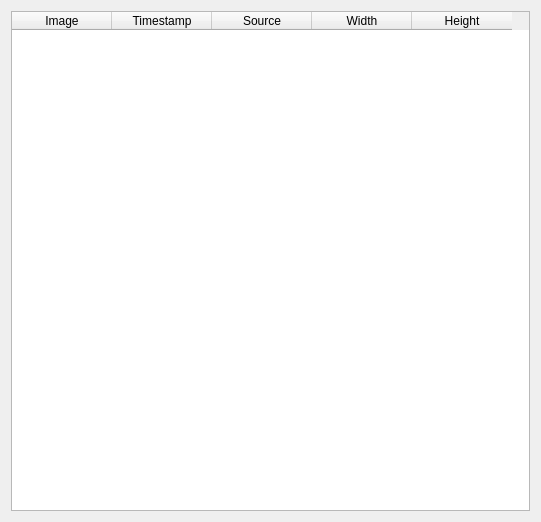
team-vigir/vigir_ocs_common, file vigir_ocs_image_manager/src/ui/image_manager_widget.ui: the form before one commit.
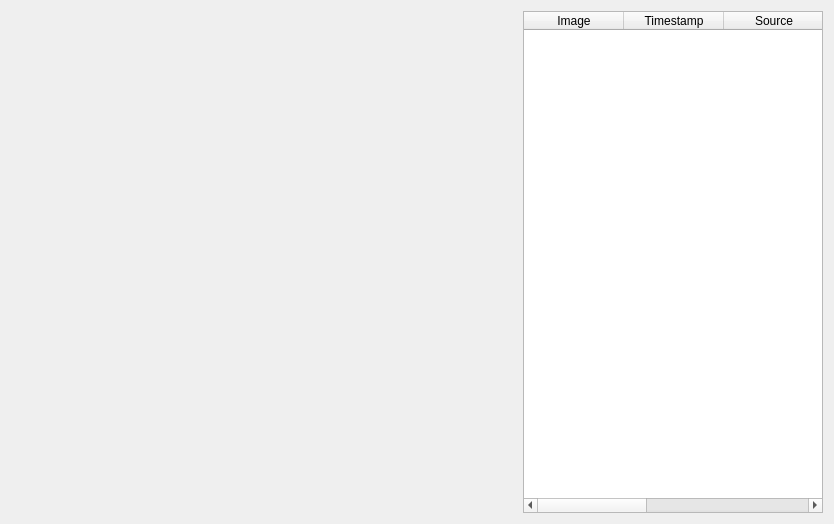
The form after the commit.

Commit message: - several UI fixes - finished image nodelet/manager, using qt for image display and opencv for conversion

What changed in the file:
```diff
--- a/vigir_ocs_image_manager/src/ui/image_manager_widget.ui
+++ b/vigir_ocs_image_manager/src/ui/image_manager_widget.ui
@@ -6,8 +6,8 @@
    <rect>
     <x>0</x>
     <y>0</y>
-    <width>541</width>
-    <height>522</height>
+    <width>834</width>
+    <height>524</height>
    </rect>
   </property>
   <property name="windowTitle">
@@ -17,8 +17,36 @@
    <property name="sizeConstraint">
     <enum>QLayout::SetDefaultConstraint</enum>
    </property>
+   <item>
+    <widget class="QWidget" name="widget" native="true">
+     <property name="sizePolicy">
+      <sizepolicy hsizetype="Expanding" vsizetype="Expanding">
+       <horstretch>0</horstretch>
+       <verstretch>0</verstretch>
+      </sizepolicy>
+     </property>
+     <layout class="QHBoxLayout" name="horizontalLayout">
+      <property name="margin">
+       <number>0</number>
+      </property>
+      <item>
+       <widget class="QLabel" name="image_view">
+        <property name="text">
+         <string/>
+        </property>
+       </widget>
+      </item>
+     </layout>
+    </widget>
+   </item>
    <item>
     <widget class="QWidget" name="widget_2" native="true">
+     <property name="maximumSize">
+      <size>
+       <width>300</width>
+       <height>16777215</height>
+      </size>
+     </property>
      <layout class="QVBoxLayout" name="verticalLayout">
       <property name="margin">
        <number>0</number>
```
The commit also changes 16 other files.
